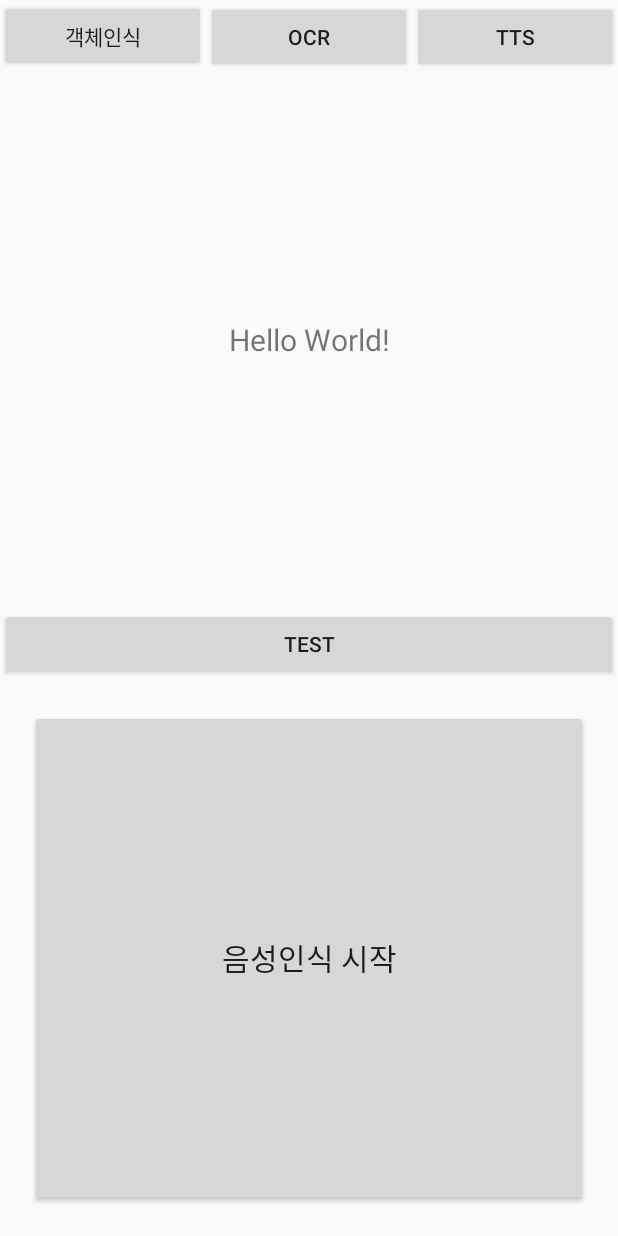
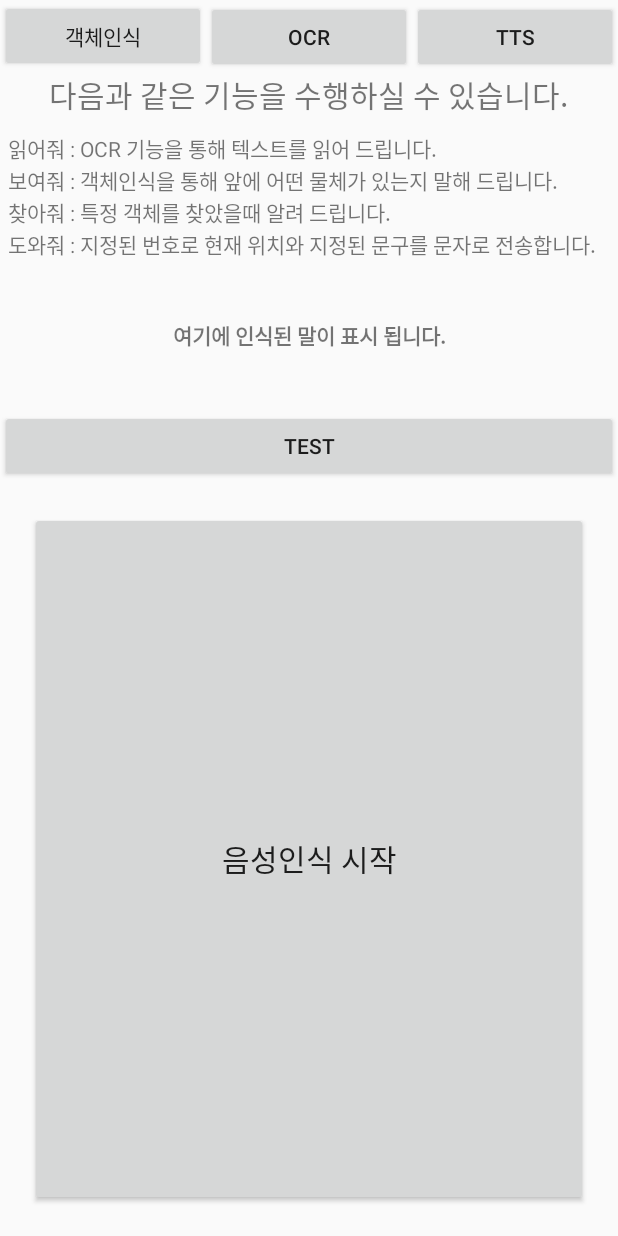
Before and after one commit to PNUAndroidClass/GongGamGak, an Android app: the screen it shows after launch (MainActivity), on a phone screen of 412 x 824 dp. Run offline under Robolectric (Android 15) with nearby library versions, the phone set to English and light mode, and no system bars.

Commit message:
메인 액티비티 수정

```diff
--- a/android/app/build.gradle
+++ b/android/app/build.gradle
@@ -53,6 +53,8 @@ dependencies {
     androidTestImplementation 'com.android.support.test:rules:1.0.2'
     androidTestImplementation 'com.google.truth:truth:1.0.1'
     implementation 'com.rmtheis:tess-two:9.1.0'
+    implementation 'com.google.android.gms:play-services-vision:11.6.2'
+
 
 }
 apply plugin: "com.google.gms.google-services"
--- a/android/app/src/main/AndroidManifest.xml
+++ b/android/app/src/main/AndroidManifest.xml
@@ -15,9 +15,9 @@
     <uses-permission android:name="android.permission.ACCESS_COARSE_LOCATION"/>
     <application
         android:allowBackup="false"
-        android:icon="@mipmap/ic_launcher"
+        android:icon="@drawable/ic_icon"
         android:label="공감각"
-        android:roundIcon="@mipmap/ic_launcher_round"
+        android:roundIcon="@drawable/ic_icon"
         android:supportsRtl="true"
         android:theme="@style/AppTheme.ObjectDetection">
         <activity android:name=".activity.ReadActivity">
--- a/android/app/src/main/java/com/example/gonggamgak/activity/MainActivity.java
+++ b/android/app/src/main/java/com/example/gonggamgak/activity/MainActivity.java
@@ -47,7 +47,11 @@ public class MainActivity extends AppCompatActivity implements View.OnClickListe
         setContentView(R.layout.activity_main);
         bindUI();
         setTTS();
-
+        if (Build.VERSION.SDK_INT >= Build.VERSION_CODES.LOLLIPOP) {
+            ttsGreater21("명령을 내리시려면 화면 하단을 터치해 주세요");
+        } else {
+            ttsUnder20("명령을 내리시려면 화면 하단을 터치해 주세요");
+        }
 
     }
 
@@ -130,7 +134,8 @@ public class MainActivity extends AppCompatActivity implements View.OnClickListe
                 break;
             case "보여줘":
                 //객체인식에서 감지되는 모든 사물을 말해주는 기능
-
+                Intent intent2 = new Intent(MainActivity.this, DetectorActivity.class);
+                startActivity(intent2);
 
                 break;
             case "알려줘":
@@ -239,11 +244,10 @@ public class MainActivity extends AppCompatActivity implements View.OnClickListe
                 break;
 
             case R.id.btn_tts:
-
                 if (Build.VERSION.SDK_INT >= Build.VERSION_CODES.LOLLIPOP) {
-                    ttsGreater21("문자 보내기 성공");
+                    ttsGreater21("예시 tts 내용입니다.");
                 } else {
-                    ttsUnder20("문자 보내기 성공");
+                    ttsUnder20("예시 tts 내용입니다.");
                 }
 
                 break;
--- a/android/app/src/main/java/com/example/gonggamgak/activity/ReadActivity.java
+++ b/android/app/src/main/java/com/example/gonggamgak/activity/ReadActivity.java
@@ -37,7 +37,6 @@ public class ReadActivity extends AppCompatActivity {
     protected void onCreate(Bundle savedInstanceState) {
         super.onCreate(savedInstanceState);
         setContentView(R.layout.activity_read);
-
         bindUI();
         openCamera();
 
@@ -56,7 +55,6 @@ public class ReadActivity extends AppCompatActivity {
         image = ((BitmapDrawable) d).getBitmap();
         //언어파일 경로
         datapath = getFilesDir()+ "/tesseract/";
-
         //트레이닝데이터가 카피되어 있는지 체크
         checkFile(new File(datapath + "tessdata/"));
 
--- a/android/app/src/main/res/layout/activity_main.xml
+++ b/android/app/src/main/res/layout/activity_main.xml
@@ -36,26 +36,59 @@
 
     </LinearLayout>
 
-    <TextView
-
-        android:id="@+id/tv_result"
+    <LinearLayout
         android:layout_width="match_parent"
         android:layout_height="wrap_content"
-        android:layout_weight="1"
-        android:gravity="center"
-        android:text="Hello World!"
-        android:textSize="20sp"
-        app:layout_constraintBottom_toBottomOf="parent"
-        app:layout_constraintLeft_toLeftOf="parent"
-        app:layout_constraintRight_toRightOf="parent"
-        app:layout_constraintTop_toTopOf="parent" />
+        android:layout_marginHorizontal="5dp"
+        android:orientation="vertical">
+
+        <TextView
+            android:layout_width="wrap_content"
+            android:layout_height="wrap_content"
+            android:layout_gravity="center"
+            android:layout_marginBottom="10dp"
+            android:text="다음과 같은 기능을 수행하실 수 있습니다."
+            android:textSize="20sp" />
+
+        <TextView
+            android:layout_width="wrap_content"
+            android:layout_height="wrap_content"
+            android:text="읽어줘 : OCR 기능을 통해 텍스트를 읽어 드립니다." />
+
+        <TextView
+            android:layout_width="wrap_content"
+            android:layout_height="wrap_content"
+            android:text="보여줘 : 객체인식을 통해 앞에 어떤 물체가 있는지 말해 드립니다." />
+
+        <TextView
+            android:layout_width="wrap_content"
+            android:layout_height="wrap_content"
+            android:text="찾아줘 : 특정 객체를 찾았을때 알려 드립니다." />
+
+        <TextView
+            android:layout_width="wrap_content"
+            android:layout_height="wrap_content"
+            android:text="도와줘 : 지정된 번호로 현재 위치와 지정된 문구를 문자로 전송합니다." />
+
+        <TextView
+            android:id="@+id/tv_result"
+            android:textStyle="bold"
+            android:gravity="center"
+            android:layout_width="match_parent"
+            android:layout_height="100dp"
+            android:text="여기에 인식된 말이 표시 됩니다." />
+
+    </LinearLayout>
+
+
     <Button
+        android:id="@+id/btn_test"
         android:layout_width="match_parent"
         android:layout_height="wrap_content"
-        android:text="test"
-        android:id="@+id/btn_test">
+        android:text="test">
 
     </Button>
+
     <Button
         android:id="@+id/btn_start"
         android:layout_width="match_parent"
```
Also changed, not shown: android/app/src/main/res/drawable/ic_icon.png (added), 2 other files.
